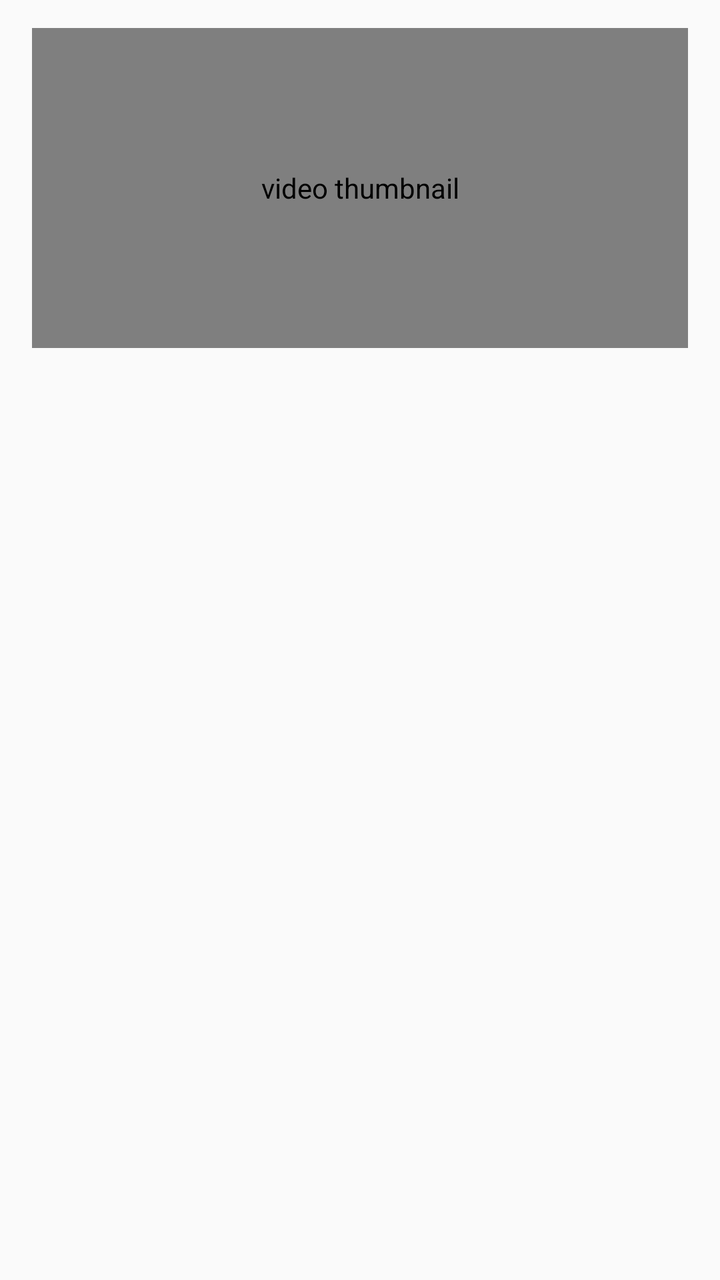
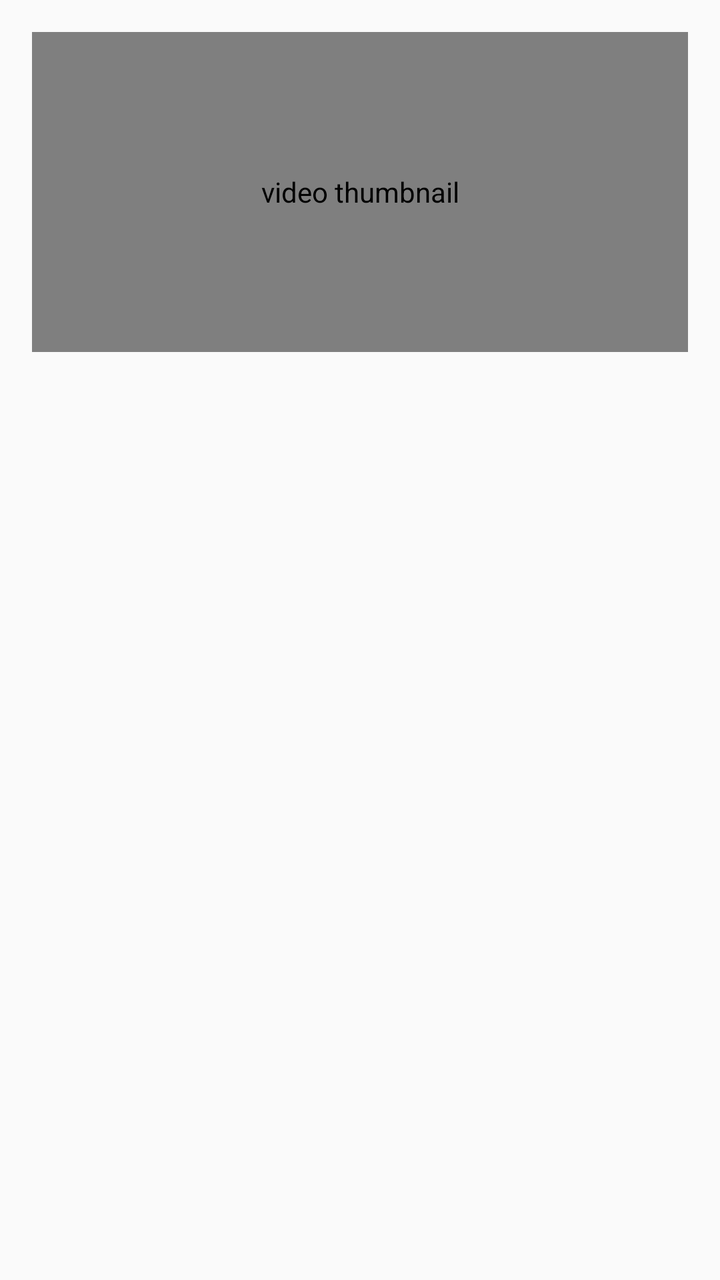

The first picture is an Android layout as it rendered before a commit; the second is the same layout after the commit. The layout source and the unified diff follow.
<!-- AndroidManifest.xml: application theme Theme.AppCompat.Light -->
<!-- res/layout/live_events_list_item.xml -->
<?xml version="1.0" encoding="utf-8"?>
<LinearLayout xmlns:android="http://schemas.android.com/apk/res/android"
    xmlns:plus="http://schemas.android.com/apk/lib/com.google.android.gms.plus"
    android:layout_width="match_parent"
    android:layout_height="match_parent"
    android:gravity="center_vertical"
    android:minHeight="?android:listPreferredItemHeightSmall"
    android:orientation="vertical"
    android:paddingBottom="16dp">

    <LinearLayout
        android:id="@+id/main_target"
        android:layout_width="match_parent"
        android:layout_height="match_parent"
        android:background="?android:selectableItemBackground"
        android:clickable="true"
        android:focusable="true"
        android:orientation="vertical"
        android:paddingLeft="16dp"
        android:paddingRight="16dp"
        android:paddingTop="16dp">

        <com.android.volley.toolbox.NetworkImageView
            android:id="@+id/thumbnail"
            android:layout_width="match_parent"
            android:layout_height="160dp"
            android:layout_marginBottom="8dp"
            android:background="#1000"
            android:contentDescription="@string/videoThumbnail"
            android:scaleType="centerCrop" />

        <TextView
            android:id="@+id/title"
            style="?android:textAppearanceMedium"
            android:layout_width="wrap_content"
            android:layout_height="wrap_content"
            android:layout_marginBottom="2dp"
            android:ellipsize="end"
            android:fontFamily="sans-serif-condensed-medium"
            android:maxLines="2"
            android:textSize="10sp" />

        <TextView
            android:id="@+id/createdAt"
            style="?android:textAppearanceMedium"
            android:layout_width="wrap_content"
            android:layout_height="wrap_content"
            android:layout_marginBottom="2dp"
            android:ellipsize="end"
            android:fontFamily="sans-serif-condensed"
            android:maxLines="1" android:textSize="10sp"/>

        <TextView
            android:id="@+id/scheduledAt"
            style="?android:textAppearanceMedium"
            android:layout_width="wrap_content"
            android:layout_height="wrap_content"
            android:layout_marginBottom="2dp"
            android:ellipsize="end"
            android:fontFamily="sans-serif-condensed"
            android:maxLines="1" android:textSize="10sp"/>

    </LinearLayout>

    <com.google.android.gms.plus.PlusOneButton
        android:id="@+id/plus_button"
        android:layout_width="match_parent"
        android:layout_height="wrap_content"
        android:layout_marginTop="4dp"
        android:paddingLeft="16dp"
        android:paddingRight="16dp"
        plus:annotation="inline"
        plus:size="standard" />

</LinearLayout>
<!-- resources referenced by this layout -->
<resources>
  <string name="videoThumbnail">video thumbnail</string>
</resources>

<!-- the commit's change to res/layout/live_events_list_item.xml (unified diff, before → after) -->
@@ -1,6 +1,5 @@
 <?xml version="1.0" encoding="utf-8"?>
 <LinearLayout xmlns:android="http://schemas.android.com/apk/res/android"
-    xmlns:plus="http://schemas.android.com/apk/lib/com.google.android.gms.plus"
     android:layout_width="match_parent"
     android:layout_height="match_parent"
     android:gravity="center_vertical"
@@ -62,14 +61,4 @@
 
     </LinearLayout>
 
-    <com.google.android.gms.plus.PlusOneButton
-        android:id="@+id/plus_button"
-        android:layout_width="match_parent"
-        android:layout_height="wrap_content"
-        android:layout_marginTop="4dp"
-        android:paddingLeft="16dp"
-        android:paddingRight="16dp"
-        plus:annotation="inline"
-        plus:size="standard" />
-
 </LinearLayout>
